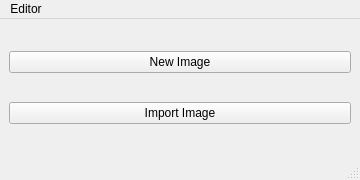
This is Ink/menu.ui in ErnestsEida/project-ink as Qt 5 draws it before an edit. The edited form follows.
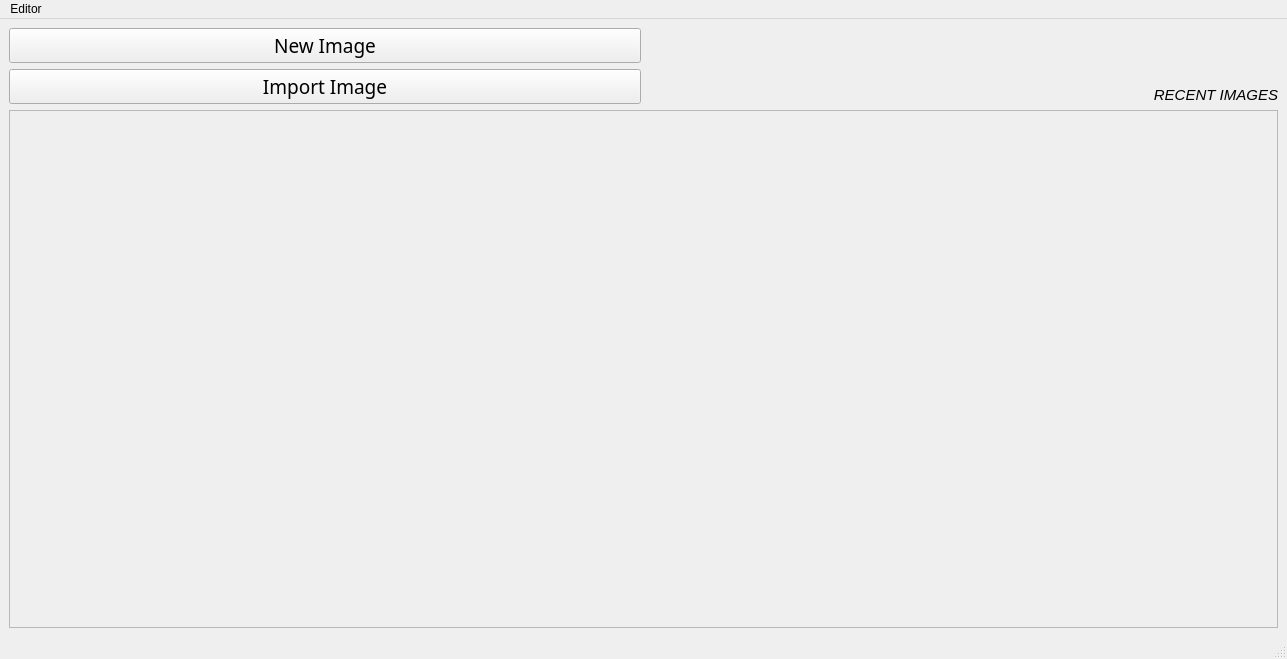
This is the edited form.

Commit message: Update menu dialog, and add Ink-build to gitignore fully

Diff of the .ui file:
```diff
--- a/Ink/menu.ui
+++ b/Ink/menu.ui
@@ -6,17 +6,42 @@
    <rect>
     <x>0</x>
     <y>0</y>
-    <width>360</width>
-    <height>180</height>
+    <width>1287</width>
+    <height>659</height>
    </rect>
   </property>
+  <property name="minimumSize">
+   <size>
+    <width>360</width>
+    <height>0</height>
+   </size>
+  </property>
   <property name="windowTitle">
    <string>menu</string>
   </property>
   <widget class="QWidget" name="centralwidget">
    <layout class="QGridLayout" name="gridLayout">
+    <item row="3" column="0" colspan="2">
+     <widget class="QFrame" name="frame">
+      <property name="frameShape">
+       <enum>QFrame::StyledPanel</enum>
+      </property>
+      <property name="frameShadow">
+       <enum>QFrame::Raised</enum>
+      </property>
+     </widget>
+    </item>
     <item row="0" column="0">
      <widget class="QPushButton" name="pushButton">
+      <property name="font">
+       <font>
+        <family>Ubuntu Light</family>
+        <pointsize>14</pointsize>
+        <weight>50</weight>
+        <bold>false</bold>
+        <kerning>true</kerning>
+       </font>
+      </property>
       <property name="text">
        <string>New Image</string>
       </property>
@@ -24,11 +49,37 @@
     </item>
     <item row="1" column="0">
      <widget class="QPushButton" name="pushButton_2">
+      <property name="font">
+       <font>
+        <family>Ubuntu Light</family>
+        <pointsize>14</pointsize>
+       </font>
+      </property>
       <property name="text">
        <string>Import Image</string>
       </property>
      </widget>
     </item>
+    <item row="1" column="1">
+     <widget class="QLabel" name="label_2">
+      <property name="font">
+       <font>
+        <pointsize>11</pointsize>
+        <weight>50</weight>
+        <italic>true</italic>
+        <bold>false</bold>
+        <underline>false</underline>
+        <strikeout>false</strikeout>
+       </font>
+      </property>
+      <property name="text">
+       <string>RECENT IMAGES</string>
+      </property>
+      <property name="alignment">
+       <set>Qt::AlignBottom|Qt::AlignRight|Qt::AlignTrailing</set>
+      </property>
+     </widget>
+    </item>
    </layout>
   </widget>
   <widget class="QStatusBar" name="statusbar"/>
@@ -37,7 +88,7 @@
     <rect>
      <x>0</x>
      <y>0</y>
-     <width>360</width>
+     <width>1287</width>
      <height>22</height>
     </rect>
    </property>
```
The commit also changes 1 other file.
